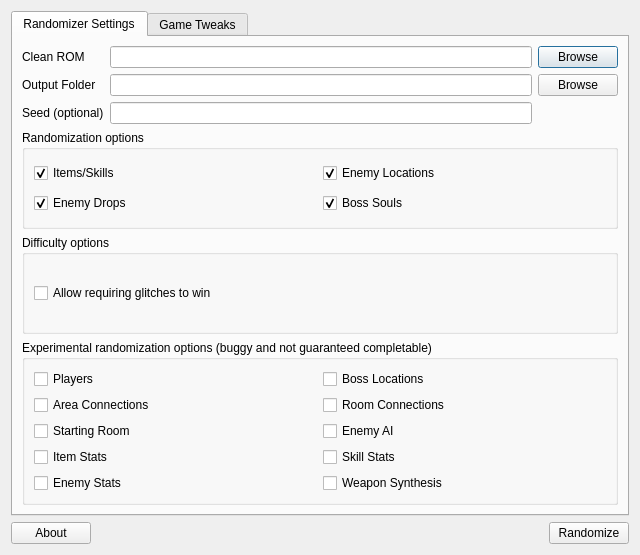
Before: the Qt Designer form randomizer.ui in LagoLunatic/dsvrandom, drawn with Qt 5.
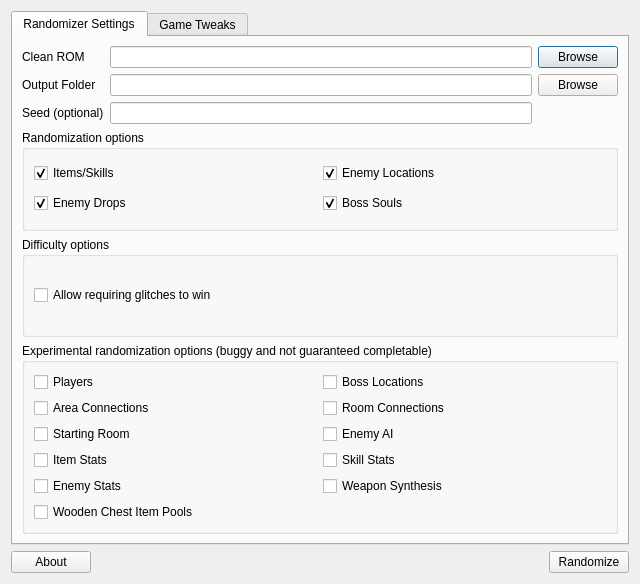
After: the same form once the commit is applied. Icons and pictures are not drawn.

Commit message: Add wooden chest pool randomizer

Diff of the .ui file:
```diff
--- a/randomizer.ui
+++ b/randomizer.ui
@@ -7,7 +7,7 @@
     <x>0</x>
     <y>0</y>
     <width>640</width>
-    <height>555</height>
+    <height>584</height>
    </rect>
   </property>
   <property name="windowTitle">
@@ -290,6 +290,17 @@
             </item>
            </layout>
           </item>
+          <item>
+           <layout class="QHBoxLayout" name="horizontalLayout_13">
+            <item>
+             <widget class="QCheckBox" name="randomize_wooden_chests">
+              <property name="text">
+               <string>Wooden Chest Item Pools</string>
+              </property>
+             </widget>
+            </item>
+           </layout>
+          </item>
          </layout>
          <zorder></zorder>
          <zorder></zorder>
```
Left out of the diff: 1 changed line with no effect on the pictures. The commit also changes 3 other files.
